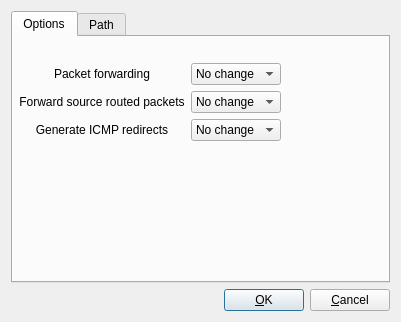
The window that src/gui/freebsdadvanceddialog_q.ui (fwbuilder/fwbuilder) describes before a commit, drawn with Qt 5.
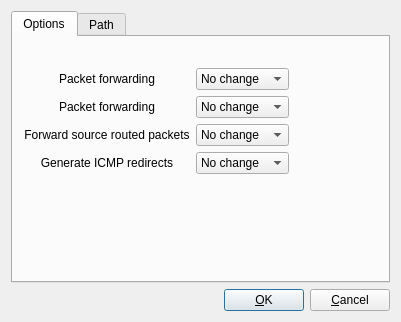
The same window after the commit. The open tabs and pages were chosen to show the change.

Commit message: controls to turn ipv6 forwarding on/off for linux,openbsd and freebsd

The edit to the form file:
```diff
--- a/src/gui/freebsdadvanceddialog_q.ui
+++ b/src/gui/freebsdadvanceddialog_q.ui
@@ -108,49 +108,21 @@
        <string>Options</string>
       </attribute>
       <layout class="QGridLayout" >
-       <property name="leftMargin" >
-        <number>6</number>
-       </property>
-       <property name="topMargin" >
-        <number>6</number>
-       </property>
-       <property name="rightMargin" >
-        <number>6</number>
-       </property>
-       <property name="bottomMargin" >
-        <number>6</number>
-       </property>
-       <property name="horizontalSpacing" >
-        <number>6</number>
-       </property>
-       <property name="verticalSpacing" >
-        <number>6</number>
-       </property>
-       <item row="2" column="0" >
-        <widget class="QLabel" name="label546" >
-         <property name="text" >
-          <string>Forward source routed packets</string>
+       <item row="0" column="0" >
+        <spacer>
+         <property name="orientation" >
+          <enum>Qt::Vertical</enum>
          </property>
-         <property name="alignment" >
-          <set>Qt::AlignCenter</set>
+         <property name="sizeType" >
+          <enum>QSizePolicy::Fixed</enum>
          </property>
-         <property name="wordWrap" >
-          <bool>false</bool>
+         <property name="sizeHint" >
+          <size>
+           <width>20</width>
+           <height>20</height>
+          </size>
          </property>
-        </widget>
-       </item>
-       <item row="3" column="0" >
-        <widget class="QLabel" name="label547" >
-         <property name="text" >
-          <string>Generate ICMP redirects</string>
-         </property>
-         <property name="alignment" >
-          <set>Qt::AlignCenter</set>
-         </property>
-         <property name="wordWrap" >
-          <bool>false</bool>
-         </property>
-        </widget>
+        </spacer>
        </item>
        <item row="1" column="0" >
         <widget class="QLabel" name="label544" >
@@ -165,60 +137,6 @@
          </property>
         </widget>
        </item>
-       <item row="2" column="1" >
-        <widget class="QComboBox" name="freebsd_ip_sourceroute" >
-         <item>
-          <property name="text" >
-           <string>No change</string>
-          </property>
-         </item>
-         <item>
-          <property name="text" >
-           <string>On</string>
-          </property>
-         </item>
-         <item>
-          <property name="text" >
-           <string>Off</string>
-          </property>
-         </item>
-        </widget>
-       </item>
-       <item row="3" column="1" >
-        <widget class="QComboBox" name="freebsd_ip_redirect" >
-         <item>
-          <property name="text" >
-           <string>No change</string>
-          </property>
-         </item>
-         <item>
-          <property name="text" >
-           <string>On</string>
-          </property>
-         </item>
-         <item>
-          <property name="text" >
-           <string>Off</string>
-          </property>
-         </item>
-        </widget>
-       </item>
-       <item row="4" column="0" >
-        <spacer>
-         <property name="orientation" >
-          <enum>Qt::Horizontal</enum>
-         </property>
-         <property name="sizeType" >
-          <enum>QSizePolicy::Fixed</enum>
-         </property>
-         <property name="sizeHint" >
-          <size>
-           <width>151</width>
-           <height>20</height>
-          </size>
-         </property>
-        </spacer>
-       </item>
        <item row="1" column="1" >
         <widget class="QComboBox" name="freebsd_ip_forward" >
          <item>
@@ -238,22 +156,6 @@
          </item>
         </widget>
        </item>
-       <item row="0" column="0" >
-        <spacer>
-         <property name="orientation" >
-          <enum>Qt::Vertical</enum>
-         </property>
-         <property name="sizeType" >
-          <enum>QSizePolicy::Fixed</enum>
-         </property>
-         <property name="sizeHint" >
-          <size>
-           <width>20</width>
-           <height>20</height>
-          </size>
-         </property>
-        </spacer>
-       </item>
        <item rowspan="2" row="1" column="2" >
         <spacer>
          <property name="orientation" >
@@ -270,7 +172,119 @@
          </property>
         </spacer>
        </item>
+       <item row="2" column="0" >
+        <widget class="QLabel" name="label544_2" >
+         <property name="text" >
+          <string>Packet forwarding</string>
+         </property>
+         <property name="alignment" >
+          <set>Qt::AlignCenter</set>
+         </property>
+         <property name="wordWrap" >
+          <bool>false</bool>
+         </property>
+        </widget>
+       </item>
+       <item row="2" column="1" >
+        <widget class="QComboBox" name="freebsd_ipv6_forward" >
+         <item>
+          <property name="text" >
+           <string>No change</string>
+          </property>
+         </item>
+         <item>
+          <property name="text" >
+           <string>On</string>
+          </property>
+         </item>
+         <item>
+          <property name="text" >
+           <string>Off</string>
+          </property>
+         </item>
+        </widget>
+       </item>
+       <item row="3" column="0" >
+        <widget class="QLabel" name="label546" >
+         <property name="text" >
+          <string>Forward source routed packets</string>
+         </property>
+         <property name="alignment" >
+          <set>Qt::AlignCenter</set>
+         </property>
+         <property name="wordWrap" >
+          <bool>false</bool>
+         </property>
+        </widget>
+       </item>
+       <item row="3" column="1" >
+        <widget class="QComboBox" name="freebsd_ip_sourceroute" >
+         <item>
+          <property name="text" >
+           <string>No change</string>
+          </property>
+         </item>
+         <item>
+          <property name="text" >
+           <string>On</string>
+          </property>
+         </item>
+         <item>
+          <property name="text" >
+           <string>Off</string>
+          </property>
+         </item>
+        </widget>
+       </item>
+       <item row="4" column="0" >
+        <widget class="QLabel" name="label547" >
+         <property name="text" >
+          <string>Generate ICMP redirects</string>
+         </property>
+         <property name="alignment" >
+          <set>Qt::AlignCenter</set>
+         </property>
+         <property name="wordWrap" >
+          <bool>false</bool>
+         </property>
+        </widget>
+       </item>
        <item row="4" column="1" >
+        <widget class="QComboBox" name="freebsd_ip_redirect" >
+         <item>
+          <property name="text" >
+           <string>No change</string>
+          </property>
+         </item>
+         <item>
+          <property name="text" >
+           <string>On</string>
+          </property>
+         </item>
+         <item>
+          <property name="text" >
+           <string>Off</string>
+          </property>
+         </item>
+        </widget>
+       </item>
+       <item row="5" column="0" >
+        <spacer>
+         <property name="orientation" >
+          <enum>Qt::Horizontal</enum>
+         </property>
+         <property name="sizeType" >
+          <enum>QSizePolicy::Fixed</enum>
+         </property>
+         <property name="sizeHint" >
+          <size>
+           <width>151</width>
+           <height>51</height>
+          </size>
+         </property>
+        </spacer>
+       </item>
+       <item row="5" column="1" >
         <spacer>
          <property name="orientation" >
           <enum>Qt::Vertical</enum>
@@ -280,8 +294,8 @@
          </property>
          <property name="sizeHint" >
           <size>
-           <width>20</width>
-           <height>40</height>
+           <width>93</width>
+           <height>41</height>
           </size>
          </property>
         </spacer>
```
Left out of the diff: 2 changed lines with no effect on the pictures. The commit also changes 7 other files.
